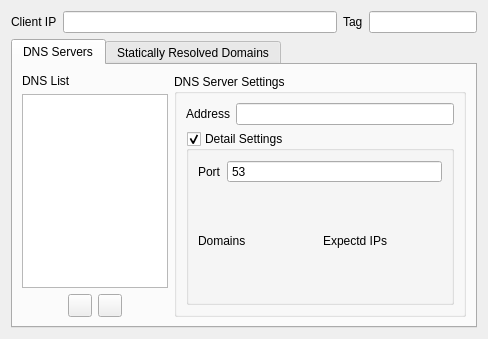
The window that src/ui/widgets/DnsSettingsWidget.ui (Qv2ray/Qv2ray) describes before a commit, drawn with Qt 5.
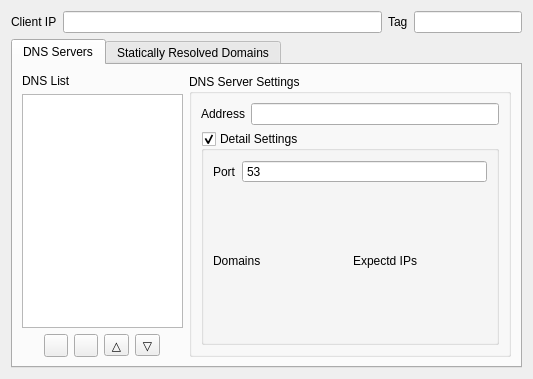
The same window after the commit. Icons and pictures are not drawn.

What changed in the file:
```diff
--- a/src/ui/widgets/DnsSettingsWidget.ui
+++ b/src/ui/widgets/DnsSettingsWidget.ui
@@ -2,6 +2,14 @@
 <ui version="4.0">
  <class>DnsSettingsWidget</class>
  <widget class="QWidget" name="DnsSettingsWidget">
+  <property name="geometry">
+   <rect>
+    <x>0</x>
+    <y>0</y>
+    <width>533</width>
+    <height>379</height>
+   </rect>
+  </property>
   <property name="windowTitle">
    <string>Form</string>
   </property>
@@ -89,6 +97,20 @@
              </property>
             </widget>
            </item>
+           <item>
+            <widget class="QToolButton" name="moveServerUpBtn">
+             <property name="text">
+              <string>△</string>
+             </property>
+            </widget>
+           </item>
+           <item>
+            <widget class="QToolButton" name="moveServerDownBtn">
+             <property name="text">
+              <string>▽</string>
+             </property>
+            </widget>
+           </item>
            <item>
             <spacer name="horizontalSpacer">
              <property name="orientation">
@@ -169,6 +191,9 @@
                  <property name="buttonSymbols">
                   <enum>QAbstractSpinBox::NoButtons</enum>
                  </property>
+                 <property name="minimum">
+                  <number>1</number>
+                 </property>
                  <property name="maximum">
                   <number>65535</number>
                  </property>
```
